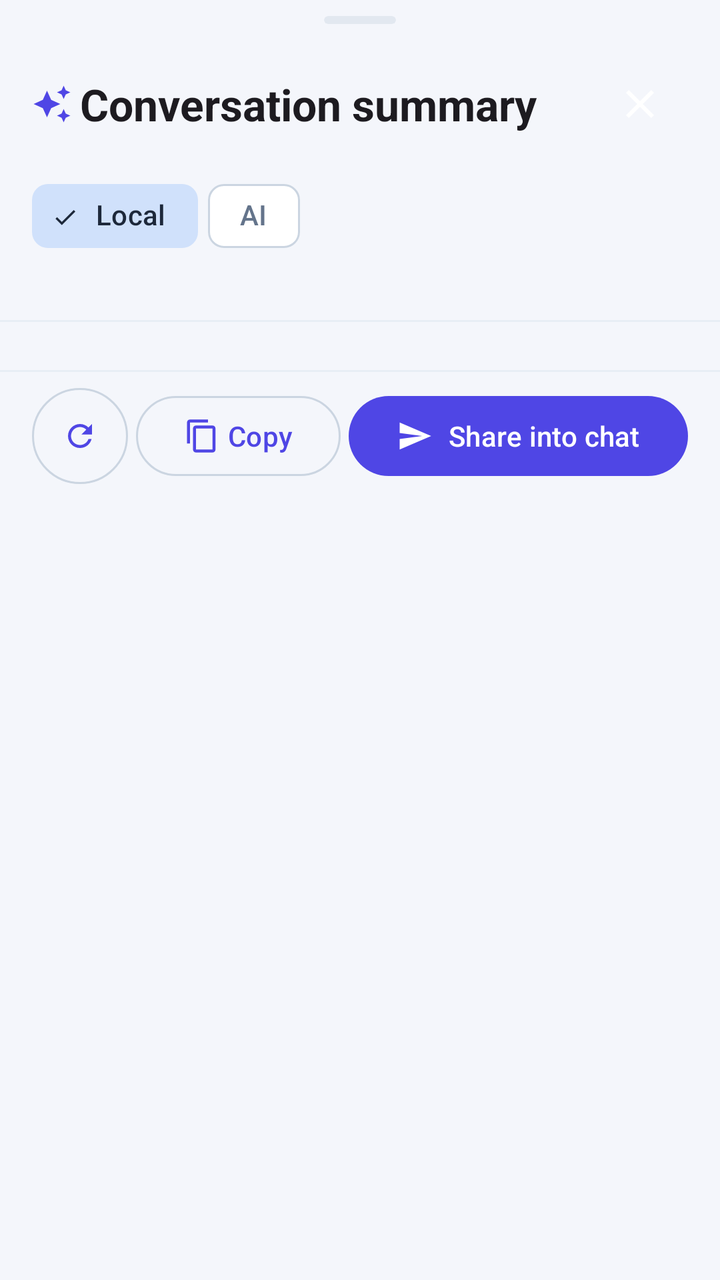
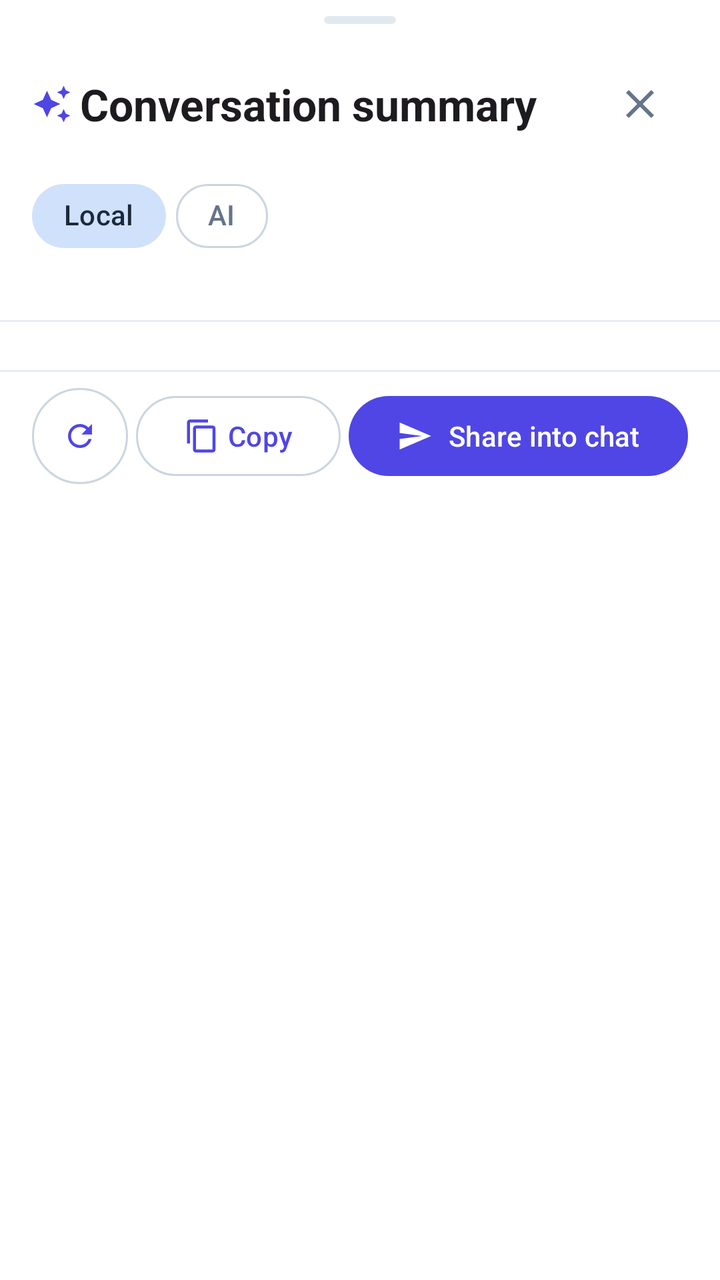

The first picture is an Android layout as it rendered before a commit; the second is the same layout after the commit. The layout source and the unified diff follow.
<!-- AndroidManifest.xml: application theme Theme.NexaChat -->
<!-- res/layout/bottom_sheet_summary.xml -->
<?xml version="1.0" encoding="utf-8"?>
<androidx.core.widget.NestedScrollView xmlns:android="http://schemas.android.com/apk/res/android"
    xmlns:app="http://schemas.android.com/apk/res-auto"
    android:id="@+id/summarySheetScroll"
    android:layout_width="match_parent"
    android:layout_height="wrap_content"
    android:fillViewport="true">

    <LinearLayout
        android:id="@+id/summarySheetRoot"
        android:layout_width="match_parent"
        android:layout_height="wrap_content"
        android:orientation="vertical"
        android:paddingBottom="@dimen/space_lg">

        <com.google.android.material.card.MaterialCardView
            android:layout_width="36dp"
            android:layout_height="4dp"
            android:layout_gravity="center_horizontal"
            android:layout_marginTop="8dp"
            android:layout_marginBottom="8dp"
            android:importantForAccessibility="no"
            app:cardBackgroundColor="?attr/colorOutlineVariant"
            app:cardCornerRadius="2dp"
            app:cardElevation="0dp"
            app:strokeWidth="0dp" />

        <LinearLayout
            android:layout_width="match_parent"
            android:layout_height="wrap_content"
            android:gravity="center_vertical"
            android:orientation="horizontal"
            android:paddingHorizontal="@dimen/space_md"
            android:paddingTop="@dimen/space_sm">

            <LinearLayout
                android:layout_width="0dp"
                android:layout_height="wrap_content"
                android:layout_weight="1"
                android:orientation="vertical">

                <LinearLayout
                    android:layout_width="match_parent"
                    android:layout_height="wrap_content"
                    android:gravity="center_vertical"
                    android:orientation="horizontal">

                    <ImageView
                        android:layout_width="20dp"
                        android:layout_height="20dp"
                        android:contentDescription="@null"
                        android:src="@drawable/ic_auto_awesome"
                        app:tint="?attr/colorPrimary" />

                    <TextView
                        android:id="@+id/summaryTitle"
                        android:layout_width="wrap_content"
                        android:layout_height="wrap_content"
                        android:layout_marginStart="@dimen/space_xs"
                        android:text="@string/summary_title"
                        android:textAppearance="?attr/textAppearanceTitleLarge"
                        android:textStyle="bold" />
                </LinearLayout>

                <TextView
                    android:id="@+id/summaryBadgeAi"
                    android:layout_width="wrap_content"
                    android:layout_height="wrap_content"
                    android:layout_marginTop="4dp"
                    android:paddingHorizontal="6dp"
                    android:paddingVertical="2dp"
                    android:text="@string/summary_badge_ai"
                    android:textAppearance="?attr/textAppearanceLabelSmall"
                    android:textStyle="bold"
                    android:visibility="gone" />

                <TextView
                    android:id="@+id/summaryBadgeLocal"
                    android:layout_width="wrap_content"
                    android:layout_height="wrap_content"
                    android:layout_marginTop="4dp"
                    android:drawableStart="@drawable/ic_lock"
                    android:drawablePadding="4dp"
                    android:paddingHorizontal="6dp"
                    android:paddingVertical="2dp"
                    android:text="@string/summary_badge_local"
                    android:textAppearance="?attr/textAppearanceLabelSmall"
                    android:visibility="gone" />
            </LinearLayout>

            <ImageButton
                android:id="@+id/summaryClose"
                android:layout_width="@dimen/min_touch_target"
                android:layout_height="@dimen/min_touch_target"
                android:background="?attr/selectableItemBackgroundBorderless"
                android:contentDescription="@string/cd_summary_close"
                android:src="@drawable/ic_close" />
        </LinearLayout>

        <com.google.android.material.chip.ChipGroup
            android:id="@+id/summaryModeChips"
            android:layout_width="match_parent"
            android:layout_height="wrap_content"
            android:paddingHorizontal="@dimen/space_md"
            android:paddingTop="@dimen/space_sm"
            android:paddingBottom="@dimen/space_xs"
            app:chipSpacingHorizontal="@dimen/space_xs"
            app:singleSelection="true"
            app:selectionRequired="true">

            <com.google.android.material.chip.Chip
                android:id="@+id/summaryModeLocal"
                style="@style/Widget.Material3.Chip.Filter"
                android:layout_width="wrap_content"
                android:layout_height="wrap_content"
                android:checked="true"
                android:text="@string/summary_badge_local" />

            <com.google.android.material.chip.Chip
                android:id="@+id/summaryModeAi"
                style="@style/Widget.Material3.Chip.Filter"
                android:layout_width="wrap_content"
                android:layout_height="wrap_content"
                android:text="@string/summary_badge_ai" />
        </com.google.android.material.chip.ChipGroup>

        <LinearLayout
            android:id="@+id/summaryConsentCard"
            android:layout_width="match_parent"
            android:layout_height="wrap_content"
            android:layout_marginHorizontal="@dimen/space_md"
            android:layout_marginTop="@dimen/space_xs"
            android:background="?attr/colorSurfaceContainerLow"
            android:orientation="vertical"
            android:padding="@dimen/space_md"
            android:visibility="gone">

            <TextView
                android:layout_width="match_parent"
                android:layout_height="wrap_content"
                android:text="@string/dialog_ai_consent_title"
                android:textAppearance="?attr/textAppearanceTitleSmall"
                android:textStyle="bold" />

            <TextView
                android:layout_width="match_parent"
                android:layout_height="wrap_content"
                android:layout_marginTop="@dimen/space_xs"
                android:text="@string/dialog_ai_consent_message"
                android:textAppearance="?attr/textAppearanceBodySmall" />

            <LinearLayout
                android:layout_width="match_parent"
                android:layout_height="wrap_content"
                android:layout_marginTop="@dimen/space_sm"
                android:gravity="end"
                android:orientation="horizontal">

                <com.google.android.material.button.MaterialButton
                    android:id="@+id/summaryConsentDismiss"
                    style="?attr/materialButtonOutlinedStyle"
                    android:layout_width="wrap_content"
                    android:layout_height="wrap_content"
                    android:text="@string/dialog_ai_consent_dismiss" />

                <com.google.android.material.button.MaterialButton
                    android:id="@+id/summaryConsentConfirm"
                    android:layout_width="wrap_content"
                    android:layout_height="wrap_content"
                    android:text="@string/dialog_ai_consent_confirm" />
            </LinearLayout>
        </LinearLayout>

        <HorizontalScrollView
            android:layout_width="match_parent"
            android:layout_height="wrap_content"
            android:layout_marginTop="@dimen/space_xs"
            android:paddingHorizontal="@dimen/space_md"
            android:paddingVertical="@dimen/space_sm"
            android:scrollbars="none">

            <com.google.android.material.chip.ChipGroup
                android:id="@+id/summaryScopeChips"
                android:layout_width="wrap_content"
                android:layout_height="wrap_content"
                app:chipSpacingHorizontal="@dimen/space_xs"
                app:singleSelection="true"
                app:selectionRequired="true" />
        </HorizontalScrollView>

        <View
            android:layout_width="match_parent"
            android:layout_height="1dp"
            android:layout_marginTop="@dimen/space_xs"
            android:layout_marginBottom="@dimen/space_sm"
            android:background="?attr/colorSurfaceContainerHigh" />

        <include
            android:id="@+id/summarySkeleton"
            layout="@layout/include_summary_skeleton"
            android:visibility="gone" />

        <include
            android:id="@+id/summaryError"
            layout="@layout/include_summary_error"
            android:visibility="gone" />

        <LinearLayout
            android:id="@+id/summaryContent"
            android:layout_width="match_parent"
            android:layout_height="wrap_content"
            android:orientation="vertical"
            android:paddingHorizontal="@dimen/space_md"
            android:paddingVertical="@dimen/space_sm"
            android:visibility="gone" />

        <View
            android:layout_width="match_parent"
            android:layout_height="1dp"
            android:layout_marginTop="@dimen/space_md"
            android:layout_marginBottom="@dimen/space_sm"
            android:background="?attr/colorSurfaceContainerHigh" />

        <LinearLayout
            android:layout_width="match_parent"
            android:layout_height="wrap_content"
            android:gravity="center_vertical"
            android:orientation="horizontal"
            android:paddingHorizontal="@dimen/space_md">

            <com.google.android.material.button.MaterialButton
                android:id="@+id/summaryRegenerate"
                style="?attr/materialButtonOutlinedStyle"
                android:layout_width="@dimen/min_touch_target"
                android:layout_height="@dimen/min_touch_target"
                android:contentDescription="@string/summary_action_regenerate"
                android:insetTop="0dp"
                android:insetBottom="0dp"
                app:icon="@drawable/ic_refresh"
                app:iconGravity="textStart"
                app:iconPadding="0dp" />

            <com.google.android.material.button.MaterialButton
                android:id="@+id/summaryCopy"
                style="?attr/materialButtonOutlinedStyle"
                android:layout_width="wrap_content"
                android:layout_height="wrap_content"
                android:layout_marginStart="@dimen/space_xs"
                android:text="@string/summary_action_copy"
                app:icon="@drawable/ic_content_copy"
                app:iconGravity="textStart" />

            <com.google.android.material.button.MaterialButton
                android:id="@+id/summaryShare"
                android:layout_width="0dp"
                android:layout_height="wrap_content"
                android:layout_marginStart="@dimen/space_xs"
                android:layout_weight="1"
                android:text="@string/summary_action_share"
                app:icon="@drawable/ic_send"
                app:iconGravity="textStart" />
        </LinearLayout>
    </LinearLayout>
</androidx.core.widget.NestedScrollView>
<!-- res/layout/include_summary_skeleton.xml (included above) -->
<?xml version="1.0" encoding="utf-8"?>
<LinearLayout xmlns:android="http://schemas.android.com/apk/res/android"
    android:layout_width="match_parent"
    android:layout_height="wrap_content"
    android:contentDescription="@string/summary_loading_content_desc"
    android:importantForAccessibility="yes"
    android:orientation="vertical"
    android:padding="@dimen/space_md">

    <View
        android:layout_width="match_parent"
        android:layout_height="72dp"
        android:background="?attr/colorSurfaceContainerHigh" />

    <View
        android:layout_width="120dp"
        android:layout_height="18dp"
        android:layout_marginTop="20dp"
        android:background="?attr/colorSurfaceContainerHigh" />

    <View
        android:layout_width="match_parent"
        android:layout_height="14dp"
        android:layout_marginTop="10dp"
        android:background="?attr/colorSurfaceContainerHigh" />

    <View
        android:layout_width="match_parent"
        android:layout_height="14dp"
        android:layout_marginTop="8dp"
        android:background="?attr/colorSurfaceContainerHigh" />

    <com.google.android.material.progressindicator.LinearProgressIndicator
        android:id="@+id/summarySkeletonBar"
        android:layout_width="match_parent"
        android:layout_height="wrap_content"
        android:layout_marginTop="@dimen/space_sm"
        android:indeterminate="true" />
</LinearLayout>
<!-- res/layout/include_summary_error.xml (included above) -->
<?xml version="1.0" encoding="utf-8"?>
<LinearLayout xmlns:android="http://schemas.android.com/apk/res/android"
    xmlns:app="http://schemas.android.com/apk/res-auto"
    android:layout_width="match_parent"
    android:layout_height="wrap_content"
    android:gravity="center"
    android:orientation="vertical"
    android:padding="@dimen/space_lg">

    <ImageView
        android:id="@+id/summaryErrorIcon"
        android:layout_width="40dp"
        android:layout_height="40dp"
        android:contentDescription="@null"
        android:src="@drawable/ic_error_outline" />

    <TextView
        android:id="@+id/summaryErrorText"
        android:layout_width="wrap_content"
        android:layout_height="wrap_content"
        android:layout_marginTop="@dimen/space_sm"
        android:gravity="center"
        android:textAppearance="?attr/textAppearanceTitleMedium"
        android:textStyle="bold" />

    <TextView
        android:id="@+id/summaryErrorDesc"
        android:layout_width="wrap_content"
        android:layout_height="wrap_content"
        android:layout_marginTop="@dimen/space_xs"
        android:gravity="center"
        android:textAppearance="?attr/textAppearanceBodySmall"
        android:visibility="gone" />

    <com.google.android.material.button.MaterialButton
        android:id="@+id/summaryRetry"
        android:layout_width="wrap_content"
        android:layout_height="wrap_content"
        android:layout_marginTop="@dimen/space_md"
        android:minHeight="@dimen/min_touch_target"
        android:text="@string/summary_action_retry"
        android:visibility="gone"
        app:icon="@drawable/ic_refresh" />
</LinearLayout>
<!-- resources referenced by this layout -->
<resources>
  <dimen name="min_touch_target">48dp</dimen>
  <dimen name="space_lg">24dp</dimen>
  <dimen name="space_md">16dp</dimen>
  <dimen name="space_sm">8dp</dimen>
  <dimen name="space_xs">4dp</dimen>
  <string name="cd_summary_close">Close summary</string>
  <string name="dialog_ai_consent_confirm">Agree</string>
  <string name="dialog_ai_consent_dismiss">Cancel</string>
  <string name="dialog_ai_consent_title">Enable AI summaries?</string>
  <string name="summary_action_copy">Copy</string>
  <string name="summary_action_regenerate">Regenerate</string>
  <string name="summary_action_retry">Retry</string>
  <string name="summary_action_share">Share into chat</string>
  <string name="summary_badge_ai">AI</string>
  <string name="summary_badge_local">Local</string>
  <string name="summary_loading_content_desc">Generating summary…</string>
  <string name="summary_title">Conversation summary</string>
  <color name="colorPrimary">@color/brand_indigo</color>
  <color name="colorOnPrimary">#FFFFFFFF</color>
  <color name="colorPrimaryContainer">@color/brand_indigo_container</color>
  <color name="colorOnPrimaryContainer">@color/brand_on_indigo_container</color>
  <color name="colorSecondary">@color/slate_secondary</color>
  <color name="colorOnSecondary">#FFFFFFFF</color>
  <color name="colorSecondaryContainer">@color/slate_secondary_container</color>
  <color name="colorOnSecondaryContainer">@color/slate_on_secondary_container</color>
  <color name="colorTertiary">@color/tertiary_sky</color>
  <color name="colorOnTertiary">#FFFFFFFF</color>
  <color name="colorTertiaryContainer">@color/tertiary_sky_container</color>
  <color name="colorOnTertiaryContainer">@color/tertiary_on_sky_container</color>
  <color name="colorError">@color/error_red</color>
  <color name="colorOnError">#FFFFFFFF</color>
  <color name="colorErrorContainer">@color/error_container_light</color>
  <color name="colorOnErrorContainer">@color/on_error_container_light</color>
  <color name="colorBackground">@color/background_light</color>
  <color name="colorOnBackground">@color/text_primary_light</color>
  <color name="colorSurface">@color/surface_light</color>
  <color name="colorOnSurface">@color/text_primary_light</color>
  <color name="colorSurfaceVariant">@color/surface_variant_light</color>
  <color name="surface_container_low_light">#FFFFFFFF</color>
  <color name="surface_container_light">#FFF1F5F9</color>
  <color name="surface_container_high_light">#FFE8EEF5</color>
  <color name="colorOnSurfaceVariant">@color/text_secondary_light</color>
  <color name="colorOutline">@color/slate_border</color>
  <color name="colorOutlineVariant">@color/slate_divider</color>
  <color name="brand_indigo">#FF4F46E5</color>
  <color name="brand_indigo_container">#FFE0E7FF</color>
  <color name="brand_on_indigo_container">#FF1E1B4B</color>
  <color name="slate_secondary">#FF505F76</color>
  <color name="slate_secondary_container">#FFD0E1FB</color>
  <color name="slate_on_secondary_container">#FF1D283A</color>
  <color name="tertiary_sky">#FF0EA5E9</color>
  <color name="tertiary_sky_container">#FFBAE6FD</color>
  <color name="tertiary_on_sky_container">#FF0369A1</color>
  <color name="error_red">#FFBA1A1A</color>
  <color name="error_container_light">#FFFFDAD6</color>
  <color name="on_error_container_light">#FF93000A</color>
  <color name="background_light">#FFF4F6FB</color>
  <color name="text_primary_light">#FF0F172A</color>
  <color name="surface_light">#FFFFFFFF</color>
  <color name="surface_variant_light">#FFE8EEF5</color>
  <color name="text_secondary_light">#FF64748B</color>
  <color name="slate_border">#FFCBD5E1</color>
  <color name="slate_divider">#FFE2E8F0</color>
  <dimen name="corner_sm">8dp</dimen>
  <dimen name="corner_md">12dp</dimen>
  <dimen name="corner_lg">16dp</dimen>
  <!-- unchanged entries left out for length: 26 -->
</resources>

<!-- the commit's change to res/layout/bottom_sheet_summary.xml (unified diff, before → after) -->
@@ -4,6 +4,7 @@
     android:id="@+id/summarySheetScroll"
     android:layout_width="match_parent"
     android:layout_height="wrap_content"
+    android:background="?attr/colorSurface"
     android:fillViewport="true">
 
     <LinearLayout
@@ -94,7 +95,8 @@
                 android:layout_height="@dimen/min_touch_target"
                 android:background="?attr/selectableItemBackgroundBorderless"
                 android:contentDescription="@string/cd_summary_close"
-                android:src="@drawable/ic_close" />
+                android:src="@drawable/ic_close"
+                app:tint="?attr/colorOnSurfaceVariant" />
         </LinearLayout>
 
         <com.google.android.material.chip.ChipGroup
@@ -105,8 +107,8 @@
             android:paddingTop="@dimen/space_sm"
             android:paddingBottom="@dimen/space_xs"
             app:chipSpacingHorizontal="@dimen/space_xs"
-            app:singleSelection="true"
-            app:selectionRequired="true">
+            app:selectionRequired="true"
+            app:singleSelection="true">
 
             <com.google.android.material.chip.Chip
                 android:id="@+id/summaryModeLocal"
@@ -114,14 +116,18 @@
                 android:layout_width="wrap_content"
                 android:layout_height="wrap_content"
                 android:checked="true"
-                android:text="@string/summary_badge_local" />
+                android:text="@string/summary_badge_local"
+                app:checkedIconVisible="false"
+                app:chipCornerRadius="18dp" />
 
             <com.google.android.material.chip.Chip
                 android:id="@+id/summaryModeAi"
                 style="@style/Widget.Material3.Chip.Filter"
                 android:layout_width="wrap_content"
                 android:layout_height="wrap_content"
-                android:text="@string/summary_badge_ai" />
+                android:text="@string/summary_badge_ai"
+                app:checkedIconVisible="false"
+                app:chipCornerRadius="18dp" />
         </com.google.android.material.chip.ChipGroup>
 
         <LinearLayout
@@ -184,8 +190,8 @@
                 android:layout_width="wrap_content"
                 android:layout_height="wrap_content"
                 app:chipSpacingHorizontal="@dimen/space_xs"
-                app:singleSelection="true"
-                app:selectionRequired="true" />
+                app:selectionRequired="true"
+                app:singleSelection="true" />
         </HorizontalScrollView>
 
         <View
